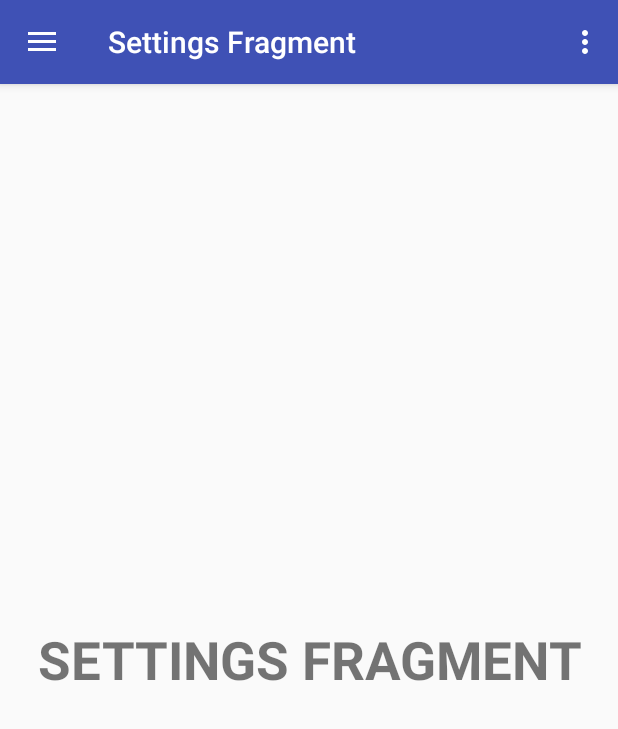
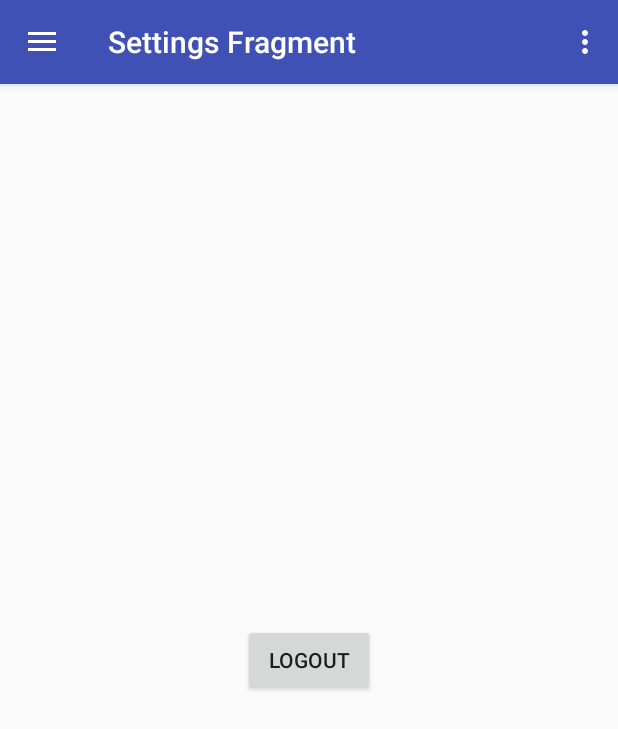
Before and after one commit to Programmer-Tee/Navigation, an Android app: the screen it shows after launch (MainActivity), in the side drawer, after a tap on "Settings", on a phone screen of 412 x 824 dp. Shown: the top 729 px of the screen. Run offline under Robolectric (Android 15) with nearby library versions, the phone set to English and light mode, and no system bars.

Commit message:
just navigation

```diff
--- a/app/build.gradle
+++ b/app/build.gradle
@@ -25,9 +25,11 @@ dependencies {
     implementation 'com.android.support.constraint:constraint-layout:1.0.2'
     implementation 'com.android.support:support-v4:27.1.1'
     implementation 'com.google.firebase:firebase-database:11.8.0'
+    implementation 'com.google.firebase:firebase-auth:11.8.0'
     testImplementation 'junit:junit:4.12'
     androidTestImplementation 'com.android.support.test:runner:1.0.1'
     androidTestImplementation 'com.android.support.test.espresso:espresso-core:3.0.1'
 }
 
+
 apply plugin: 'com.google.gms.google-services'
--- a/app/src/main/java/com/example/tobeisun/navigatonn/Fragment_Message.java
+++ b/app/src/main/java/com/example/tobeisun/navigatonn/Fragment_Message.java
@@ -43,6 +43,7 @@ public class Fragment_Message extends Fragment {
     Button b;
     DatabaseReference dataa ;
     List <Messages> storedmessage; //the list will store the messages entered
+
 
 
     public Fragment_Message() {
--- a/app/src/main/res/layout/fragment_fragment__settings.xml
+++ b/app/src/main/res/layout/fragment_fragment__settings.xml
@@ -6,12 +6,15 @@
     tools:context=".Fragment_Settings">
 
     <!-- TODO: Update blank fragment layout -->
-    <TextView
-        android:layout_width="match_parent"
-        android:layout_height="match_parent"
-        android:text="SETTINGS FRAGMENT"
-        android:gravity="center"
-        android:textSize="35dp"
-        android:textStyle="bold"/>
+
+    <Button
+        android:id="@+id/buttonsave"
+        android:layout_width="wrap_content"
+        android:layout_height="wrap_content"
+        android:layout_centerInParent="true"
+        android:text="LOGOUT"
+        tools:layout_editor_absoluteX="148dp"
+        tools:layout_editor_absoluteY="374dp" />
+
 
 </RelativeLayout>
--- a/build.gradle
+++ b/build.gradle
@@ -12,7 +12,7 @@ buildscript {
 
         // NOTE: Do not place your application dependencies here; they belong
         // in the individual module build.gradle files
-        classpath 'com.google.gms:google-services:3.1.1'
+        classpath 'com.google.gms:google-services:3.2.0'
     }
 }
 
```
Also changed, not shown: app/src/main/java/com/example/tobeisun/navigatonn/Fragment_Settings.java (+9 -0 lines).
